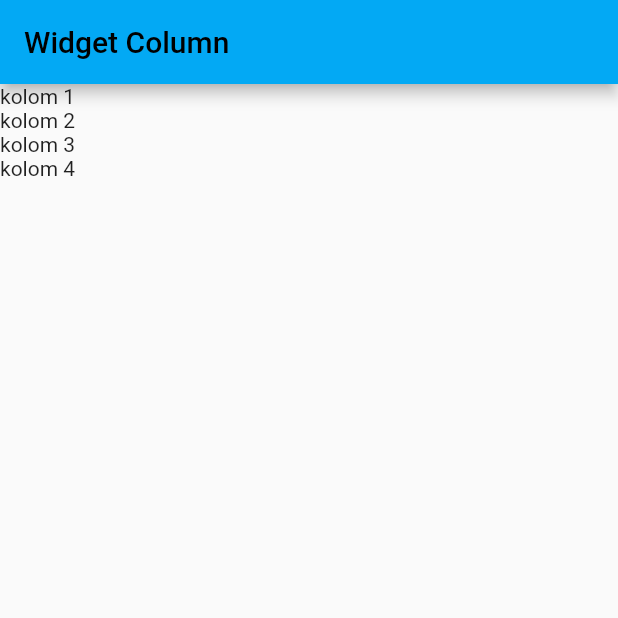
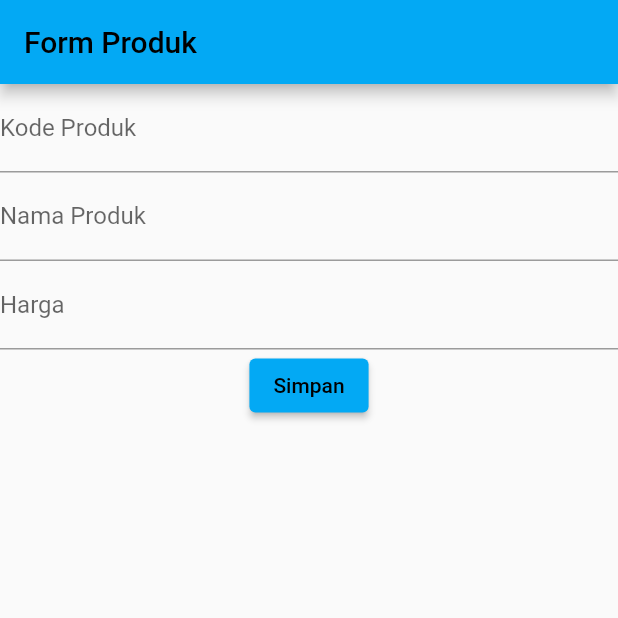
Before and after one commit to dimsadingrh/flutter_application_1, a Flutter app: the screen it shows after launch, on a phone screen of 412 x 824 dp, the top half of it. Run offline on Flutter 3.47's test engine with Material 2 defaults, Android fonts, the phone set to English and light mode, and no system bars.

Commit message:
Pertemuan 2

```diff
--- a/lib/main.dart
+++ b/lib/main.dart
@@ -1,5 +1,5 @@
 import 'package:flutter/material.dart';
-import 'column_widget.dart';
+import 'ui/produk_form.dart';
 
 void main() {
   runApp(const MyApp());
@@ -15,7 +15,7 @@ class MyApp extends StatelessWidget {
         primarySwatch: Colors.lightBlue,
       ),
       title: "Aplikasi Flutter Pertama",
-      home: ColumnWidget(),
+      home: ProdukForm(),
     );
   }
 }
--- /dev/null
+++ b/lib/ui/produk_form.dart
@@ -0,0 +1,31 @@
+import 'package:flutter/material.dart';
+
+class ProdukForm extends StatefulWidget {
+  const ProdukForm({Key? key}) : super(key: key);
+
+  @override
+  _ProdukFormState createState() => _ProdukFormState();
+}
+
+class _ProdukFormState extends State<ProdukForm> {
+  @override
+  Widget build(BuildContext context) {
+    return Scaffold(
+      appBar: AppBar(
+        title: const Text('Form Produk'),
+      ),
+      body: SingleChildScrollView(
+        child: Column(
+          children: [
+            TextField(
+                decoration: const InputDecoration(labelText: "Kode Produk")),
+            TextField(
+                decoration: const InputDecoration(labelText: "Nama Produk")),
+            TextField(decoration: const InputDecoration(labelText: "Harga")),
+            ElevatedButton(onPressed: () {}, child: const Text('Simpan'))
+          ],
+        ),
+      ),
+    );
+  }
+}
```
Also changed, not shown: lib/row_widget.dart (added, +22 -0 lines).
